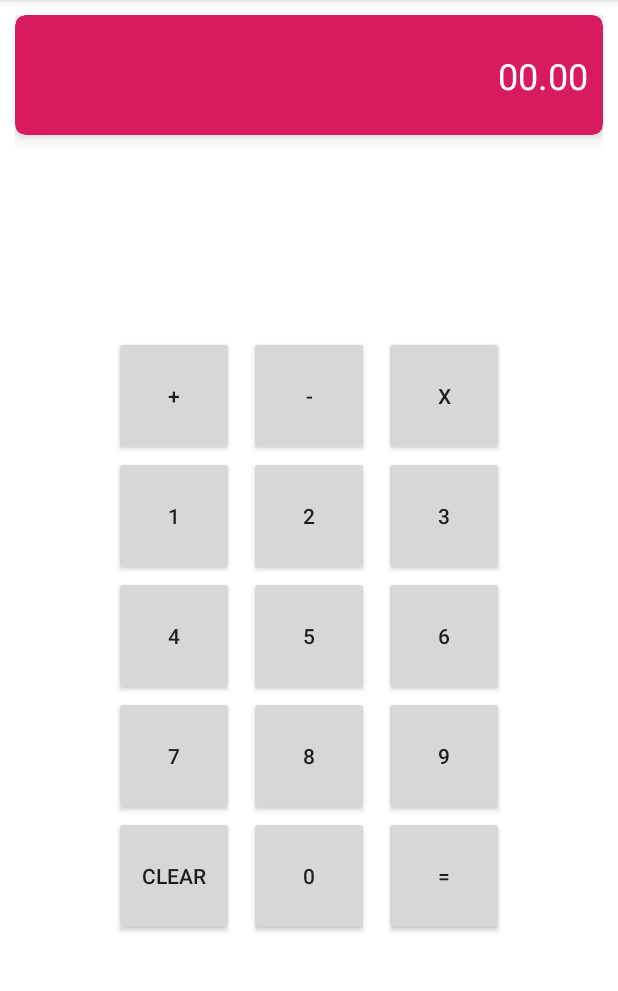
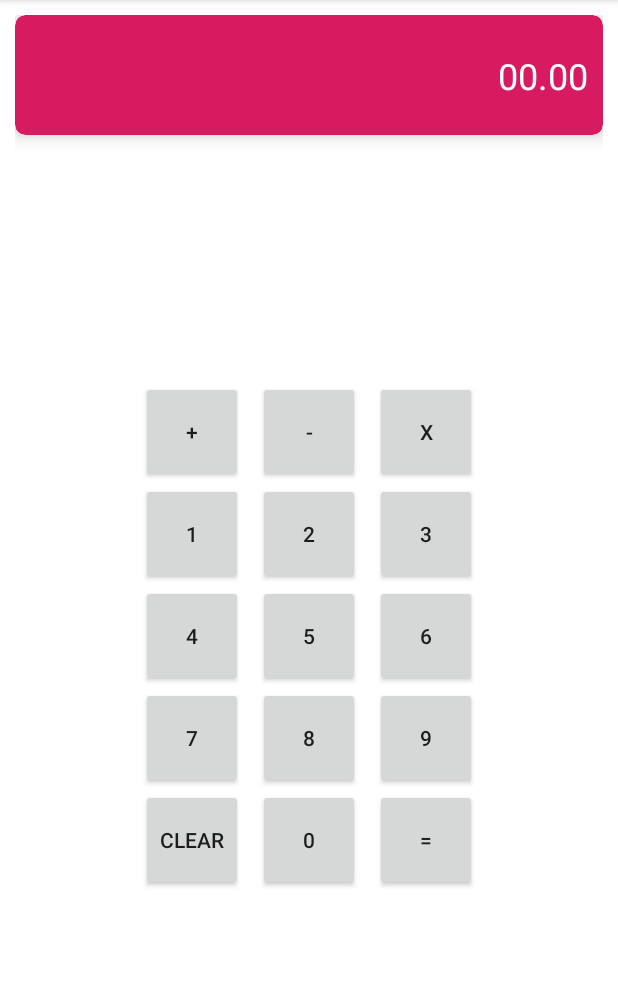
Before and after one commit to jeancsanchez/Calculadoras, an Android app: the screen it shows after launch (MainActivity), on a phone screen of 412 x 824 dp, the part 84-1075 px from its top. Run offline under Robolectric (Android 15) with nearby library versions, the phone set to English and light mode, and no system bars.

Commit message:
Ajustando tamanho dos botões.

```diff
--- a/app/src/main/res/values/dimens.xml
+++ b/app/src/main/res/values/dimens.xml
@@ -5,6 +5,6 @@
     <dimen name="nav_header_vertical_spacing">8dp</dimen>
     <dimen name="nav_header_height">176dp</dimen>
     <dimen name="fab_margin">16dp</dimen>
-    <dimen name="botao_largura">80dp</dimen>
-    <dimen name="botao_altura">80dp</dimen>
+    <dimen name="botao_largura">68dp</dimen>
+    <dimen name="botao_altura">68dp</dimen>
 </resources>
```
